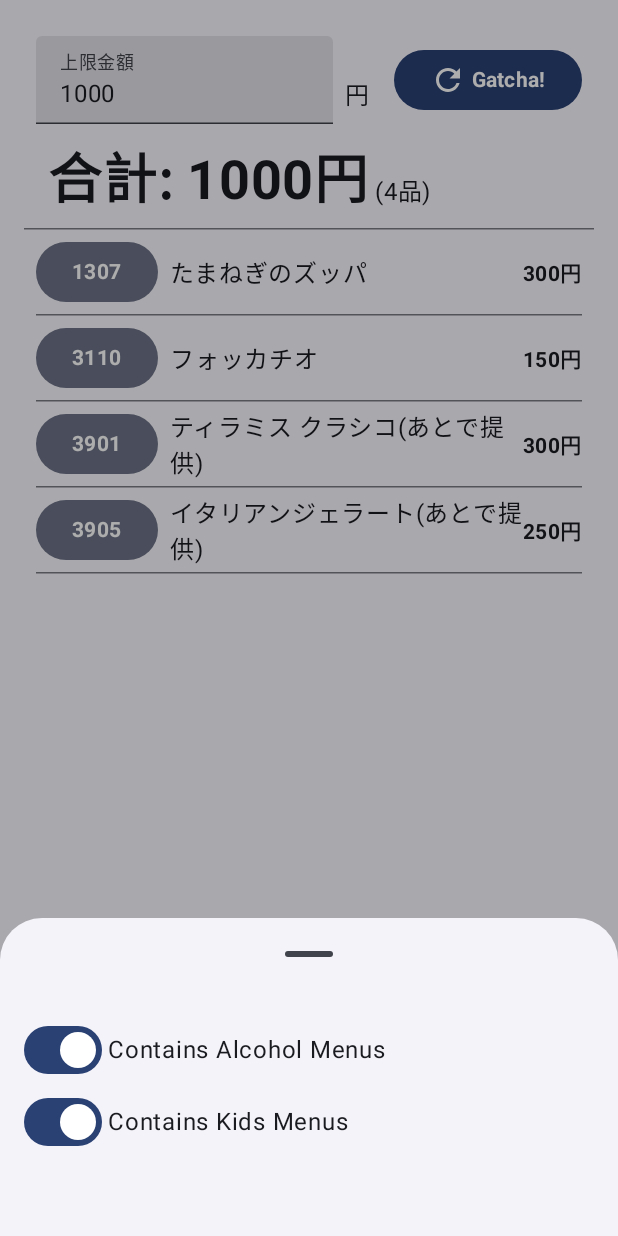
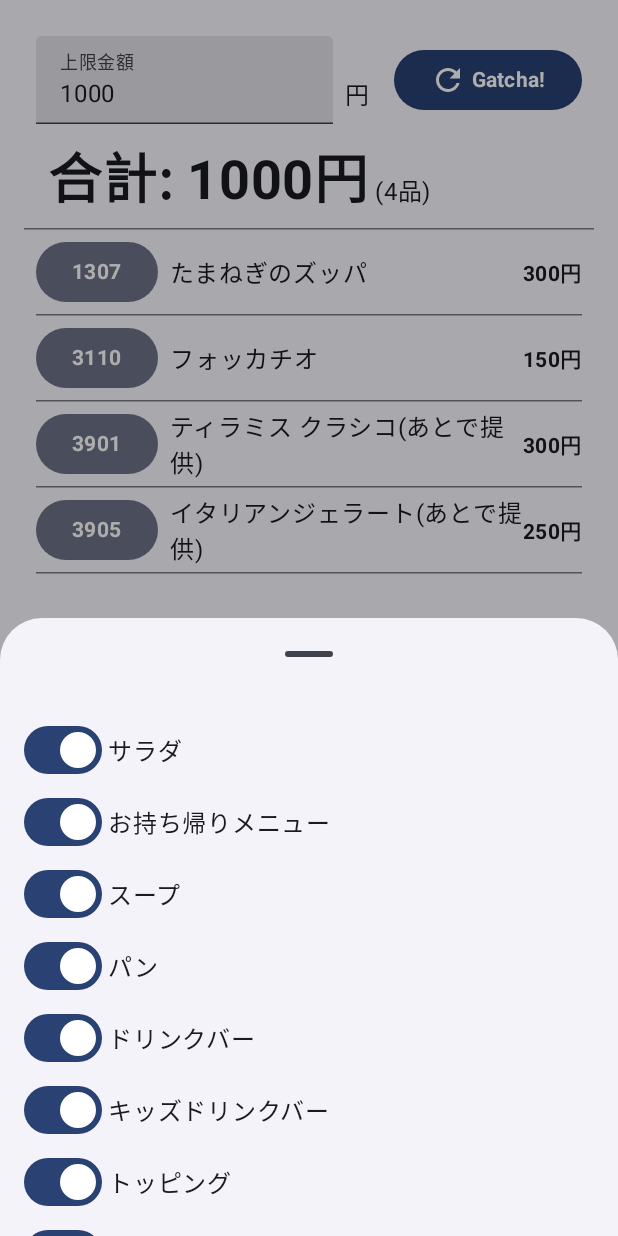
Before and after one commit to Hashi-84/SaizeriyaGacha, an Android app built with Jetpack Compose: the screen it shows after launch (MainActivity), after a tap on "条件を変更", on a phone screen of 412 x 824 dp. Run offline under Robolectric (Android 15) with nearby library versions, the light colour scheme and no system bars; our stand-ins replace livedata-compose.

Commit message:
条件変更のロジックを修正。 ・ファイルからカテゴリーを参照する方式に変更し、カテゴリーごとにメニューの除外ができるようにした

```diff
--- a/app/build.gradle.kts
+++ b/app/build.gradle.kts
@@ -13,8 +13,8 @@ android {
         applicationId = "jp.hashi.menuarranger"
         minSdk = 28
         targetSdk = 34
-        versionCode = 2
-        versionName = "0.2"
+        versionCode = 3
+        versionName = "0.3"
 
         testInstrumentationRunner = "androidx.test.runner.AndroidJUnitRunner"
         vectorDrawables {
--- a/app/src/main/java/jp/hashi/menuarranger/MainActivity.kt
+++ b/app/src/main/java/jp/hashi/menuarranger/MainActivity.kt
@@ -16,6 +16,7 @@ import androidx.compose.foundation.layout.padding
 import androidx.compose.foundation.layout.wrapContentHeight
 import androidx.compose.foundation.layout.wrapContentWidth
 import androidx.compose.foundation.lazy.LazyColumn
+import androidx.compose.foundation.lazy.items
 import androidx.compose.foundation.text.KeyboardOptions
 import androidx.compose.material.icons.Icons
 import androidx.compose.material.icons.filled.Edit
@@ -53,6 +54,7 @@ import androidx.compose.ui.tooling.preview.Preview
 import androidx.compose.ui.unit.dp
 import androidx.core.view.WindowCompat
 import androidx.lifecycle.ViewModelProvider
+import jp.hashi.menuarranger.model.MenuCategory
 import jp.hashi.menuarranger.model.MenuItem
 import jp.hashi.menuarranger.ui.theme.MenuArrangerTheme
 import kotlinx.coroutines.launch
@@ -96,6 +98,7 @@ fun Greeting(
     val kidsContains by viewModel.kidsContains.observeAsState(true)
     val ceilingPrice by viewModel.ceilingPrice.observeAsState(1000)
     val showMenuId by viewModel.showMenuId.observeAsState(true)
+    val chosenCategories by viewModel.chosenCategories.observeAsState(viewModel.chosenCategories.value)
 
     Scaffold(
         floatingActionButton = {
@@ -210,33 +213,50 @@ fun Greeting(
                 Column(
                     Modifier
                         .padding(16.dp)
-                        .padding(bottom = 36.dp)
+
                 ) {
-
+                    LazyColumn(Modifier.fillMaxWidth().padding(bottom = 36.dp)) {
+                        items(viewModel.getCategories()) { category ->
                             Row {
+                                chosenCategories?.let {
                                     Switch(
-                            onCheckedChange = viewModel::setAlcoholContains,
-                            checked = alcoholContains
+                                        onCheckedChange = { viewModel.changeCategoryChecked(category) },
+                                        checked = it.contains(category)
                                     )
                                 Text(
-                            text = stringResource(R.string.contains_alcohol),
+                                    text = category.name,
                                     Modifier
                                         .align(Alignment.CenterVertically)
                                         .padding(start = 4.dp, end = 8.dp)
                                 )
                                 }
-                    Row {
-                        Switch(
-                            onCheckedChange =
-                            viewModel::setKidsContains, checked = kidsContains
-                        )
-                        Text(
-                            text = stringResource(R.string.contains_kids),
-                            Modifier
-                                .align(Alignment.CenterVertically)
-                                .padding(start = 4.dp, end = 8.dp)
-                        )
                             }
+                        }
+                    }
+//                    Row {
+//                        Switch(
+//                            onCheckedChange = viewModel::setAlcoholContains,
+//                            checked = alcoholContains
+//                        )
+//                        Text(
+//                            text = stringResource(R.string.contains_alcohol),
+//                            Modifier
+//                                .align(Alignment.CenterVertically)
+//                                .padding(start = 4.dp, end = 8.dp)
+//                        )
+//                    }
+//                    Row {
+//                        Switch(
+//                            onCheckedChange =
+//                            viewModel::setKidsContains, checked = kidsContains
+//                        )
+//                        Text(
+//                            text = stringResource(R.string.contains_kids),
+//                            Modifier
+//                                .align(Alignment.CenterVertically)
+//                                .padding(start = 4.dp, end = 8.dp)
+//                        )
+//                    }
                 }
             }
         }
--- a/app/src/main/java/jp/hashi/menuarranger/MenuViewModel.kt
+++ b/app/src/main/java/jp/hashi/menuarranger/MenuViewModel.kt
@@ -2,6 +2,7 @@ package jp.hashi.menuarranger
 
 import android.content.res.AssetManager
 import android.util.Log
+import android.view.Menu
 import androidx.compose.runtime.getValue
 import androidx.compose.runtime.mutableIntStateOf
 import androidx.compose.runtime.mutableStateOf
@@ -10,6 +11,7 @@ import androidx.compose.runtime.setValue
 import androidx.lifecycle.LiveData
 import androidx.lifecycle.MutableLiveData
 import androidx.lifecycle.ViewModel
+import jp.hashi.menuarranger.model.MenuCategory
 import jp.hashi.menuarranger.model.MenuItem
 import kotlinx.serialization.builtins.ListSerializer
 import kotlinx.serialization.json.Json
@@ -17,7 +19,8 @@ import kotlinx.serialization.json.Json
 class MenuViewModel(private val assetManager: AssetManager) : ViewModel() {
     private lateinit var menuItems: List<MenuItem>
     val chosenMenuItems = MutableLiveData<List<MenuItem>>(listOf())
-    private lateinit var categories: Array<String>
+    private val categories: List<MenuCategory> = getCategoriesFromJson()
+    fun getCategories(): List<MenuCategory> = categories
 
     // LiveDataの定義
     private val _alcoholContains = MutableLiveData(true)
@@ -36,8 +39,22 @@ class MenuViewModel(private val assetManager: AssetManager) : ViewModel() {
     val showMenuId: LiveData<Boolean> = _showMenuId
     fun setShowMenuId(showMenuId: Boolean) { _showMenuId.value = showMenuId }
 
+    private val _chosenCategories = MutableLiveData(categories)
+    val chosenCategories: LiveData<List<MenuCategory>> = _chosenCategories
+    fun changeCategoryChecked(category: MenuCategory) {
+        chosenCategories.value?.toMutableList()?.let {
+            if (it.contains(category)) {
+                it.remove(category)
+            } else {
+                it.add(category)
+            }
+            _chosenCategories.value = it.toList()
+        }
+    }
+
     init {
         getMenuItemsFromJson()
+        getCategoriesFromJson()
         chooseMenuItems(1000)
     }
 
@@ -49,14 +66,16 @@ class MenuViewModel(private val assetManager: AssetManager) : ViewModel() {
     }
 
     private fun chooseMenuItems(ceilingPrice: Int) {
-        categories = getCategoryArray()
         var balance = ceilingPrice
         val lowestPrice: Int = menuItems
                                                     .minByOrNull { it.price }!!.price
         val selectedMenuItems = mutableListOf<MenuItem>()
         while (lowestPrice <= balance) {
-            val selectedMenu = menuItems.filter { it.category in (categories) }
-                                                    .filter { it.price <= balance }
+            val selectedMenu = menuItems.filter { menuItem ->
+                                                        chosenCategories.value?.let { cc ->
+                                                            menuItem.category in (cc.map { it.category })
+                                                        } ?: true
+                                                    }.filter { it.price <= balance }
                                                     .random()
             balance -= selectedMenu.price
             selectedMenuItems.add(selectedMenu)
@@ -68,11 +87,10 @@ class MenuViewModel(private val assetManager: AssetManager) : ViewModel() {
     }
 
     private fun getCategoryArray(): Array<String> {
-        val categories = menuItems.map { it.category }
-            .distinct().toMutableList()
-        if (!alcoholContains.value!!) categories.remove("alcohol")
-        if (!kidsContains.value!!) categories.removeIf { it.contains("kids") }
-        return categories.toTypedArray()
+        val chosenCategories = categories.map { it.category }.toMutableList()
+        if (!alcoholContains.value!!) chosenCategories.remove("alcohol")
+        if (!kidsContains.value!!) chosenCategories.removeIf { it.contains("kids") }
+        return chosenCategories.toTypedArray()
     }
 
     private fun getMenuItemsFromJson() {
@@ -88,4 +106,16 @@ class MenuViewModel(private val assetManager: AssetManager) : ViewModel() {
             .filter{ it.isAvailable }
 //        Log.d("TEST", menuItems.toString())
     }
+
+    private fun getCategoriesFromJson(): List<MenuCategory> {
+        val jsonString = try {
+            assetManager.open( "saizeriya_categories.json").bufferedReader()
+                .use { it.readText() }
+        } catch (e: Exception) {
+            e.printStackTrace()
+            return listOf()
+        }
+
+        return Json.decodeFromString<List<MenuCategory>>(ListSerializer(MenuCategory.serializer()), jsonString)
+    }
 }
--- /dev/null
+++ b/app/src/main/java/jp/hashi/menuarranger/model/MenuCategory.kt
@@ -0,0 +1,16 @@
+package jp.hashi.menuarranger.model
+
+import kotlinx.serialization.Serializable
+
+@Serializable
+data class MenuCategory(
+    val category: String,
+    val name: String
+) {
+    override fun equals(other: Any?): Boolean {
+        return this === other ||
+                other is MenuCategory
+                && other.category == category
+                && other.name == name
+    }
+}
```
Also changed, not shown: app/src/main/assets/saizeriya_categories.json (added, +82 -0 lines). Lines whose indentation alone changed are shown as unchanged.
